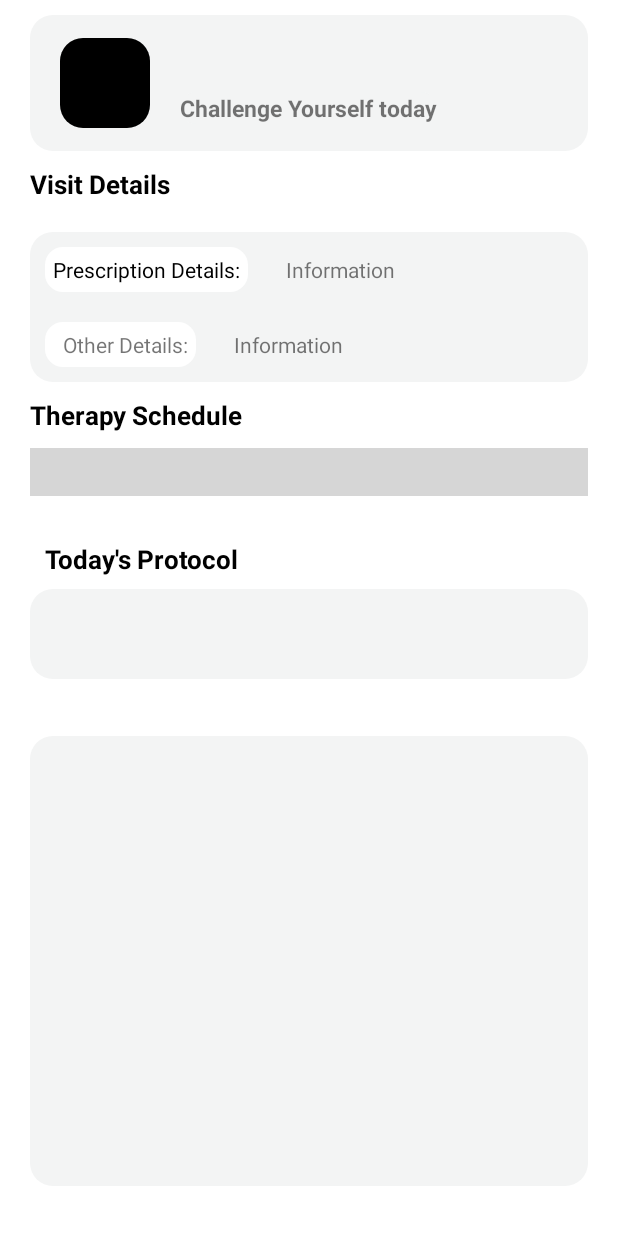
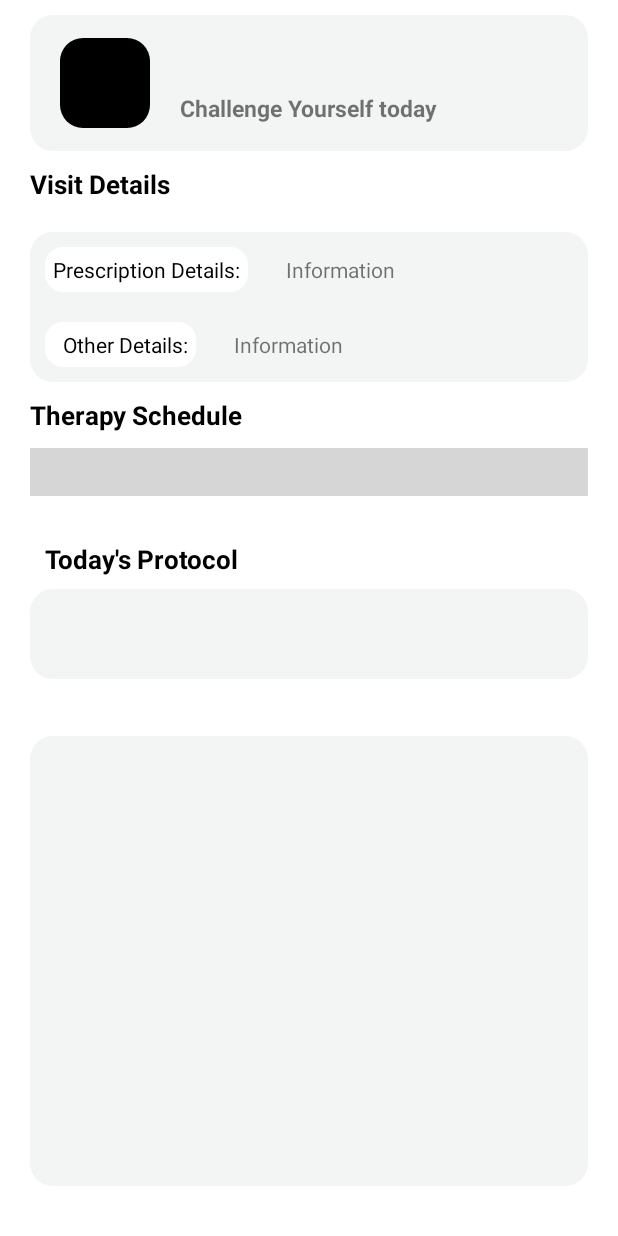
Before and after one commit to Digitaldarwinlab/physioApp, an Android app: the fragment Schedule shown on its own in the app's theme, on a phone screen of 412 x 824 dp. Run offline under Robolectric (Android 15) with nearby library versions, the phone set to English and light mode, and no system bars; our stand-ins replace Dagger/Hilt's generated code; libraries missing offline, so code that uses them is left out: com.example.taskmotl, com.vivekkaushik.datepicker; plain views replace DatePickerTimeline, HorizontalCalendarView; grey boxes are pictures that could not be loaded.

Commit message:
24-12-2021

```diff
--- a/app/src/main/AndroidManifest.xml
+++ b/app/src/main/AndroidManifest.xml
@@ -6,6 +6,9 @@
     <uses-permission android:name="android.permission.CAMERA" />
     <uses-permission android:name="android.permission.INTERNET" />
 
+    <uses-sdk
+        android:minSdkVersion="19"
+        android:targetSdkVersion="28" />
 
     <application
         android:name=".coreapp.ui.MyApplication"
--- a/app/src/main/java/com/darwin/physioai/coreapp/data/Adapter/ExcerciseDetailsAdapter.kt
+++ b/app/src/main/java/com/darwin/physioai/coreapp/data/Adapter/ExcerciseDetailsAdapter.kt
@@ -8,8 +8,11 @@ import androidx.navigation.Navigation
 import androidx.recyclerview.widget.RecyclerView
 import com.bumptech.glide.Glide
 import com.darwin.physioai.R
+import com.darwin.physioai.coreapp.ui.fragments.Schedule
 import com.darwin.physioai.databinding.CustomLayoutforCalenderCareplanBinding
 import com.example.physioai.data.models.DataXX
+import java.text.SimpleDateFormat
+import java.util.*
 
 class ExcerciseDetailsAdapter(
     private val cont: Context,
@@ -36,7 +39,6 @@ class ExcerciseDetailsAdapter(
             .error(R.drawable.ic_profile_my_team_img)
             .into(holder.binding.exerciseimage)
 
-
         holder.binding.startexercise.setOnClickListener {
             val bundle: Bundle = Bundle().apply {
                 putString("exercise", user.name.toString())
--- a/app/src/main/java/com/darwin/physioai/coreapp/data/models/MedicationDetail.kt
+++ b/app/src/main/java/com/darwin/physioai/coreapp/data/models/MedicationDetail.kt
@@ -1,7 +1,7 @@
 package com.example.physioai.data.models
 
 data class MedicationDetail(
-    val instruction: String?,
-    val medic_notes: String?,
-    val medicine_name: String?
+    val instruction: String,
+    val medic_notes: String,
+    val medicine_name: String
 )
--- a/app/src/main/java/com/darwin/physioai/coreapp/data/models/PrescriptionResponseItem.kt
+++ b/app/src/main/java/com/darwin/physioai/coreapp/data/models/PrescriptionResponseItem.kt
@@ -3,7 +3,7 @@ package com.example.physioai.data.models
 data class PrescriptionResponseItem(
     val date: String?,
     val lab_tests: List<LabTest>?,
-    val medication_detail: List<MedicationDetail>?,
+    val medication_detail: List<MedicationDetail>,
     val notes: String?,
     val pp_ed_id: Int?,
     val pp_pres_id: Double?
--- a/app/src/main/res/layout/schedule_fragment.xml
+++ b/app/src/main/res/layout/schedule_fragment.xml
@@ -85,6 +85,15 @@
                     android:textSize="17sp"
                     android:textStyle="bold" />
 
+                <TextView
+                    android:id="@+id/visit_status"
+                    android:layout_width="wrap_content"
+                    android:layout_height="wrap_content"
+                    android:layout_toRightOf="@id/visit_details"
+                    android:layout_marginLeft="20dp"
+                    android:textSize="17sp"
+                    android:textStyle="bold" />
+
                 <androidx.recyclerview.widget.RecyclerView
                     android:id="@+id/visitRecycler"
                     android:layout_width="wrap_content"
@@ -139,7 +148,7 @@
                     android:background="@drawable/edittext_backgrounds"
                     android:padding="5dp"
                     android:text="  Other Details:"
-                    android:textColorHint="@color/black"
+                    android:textColor="@color/black"
                     android:textSize="14sp" />
 
                 <TextView
```
Also changed, not shown: app/src/main/java/com/darwin/physioai/coreapp/ui/fragments/Schedule.kt (+101 -80 lines), app/src/main/java/com/darwin/physioai/coreapp/ui/fragments/Tutorials.kt (+6 -6 lines).
